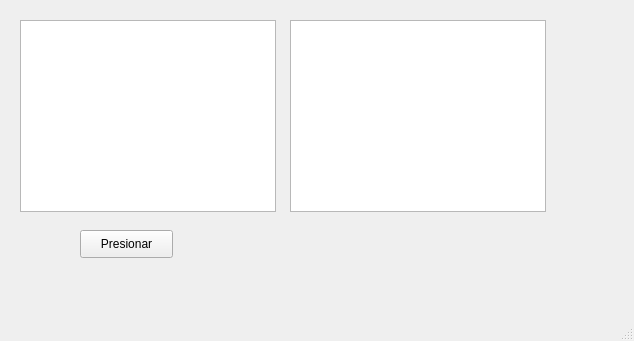
Old version of the form simulador/test1.ui in the repository Karedu/Simulador-de-planificador-de-procesos.
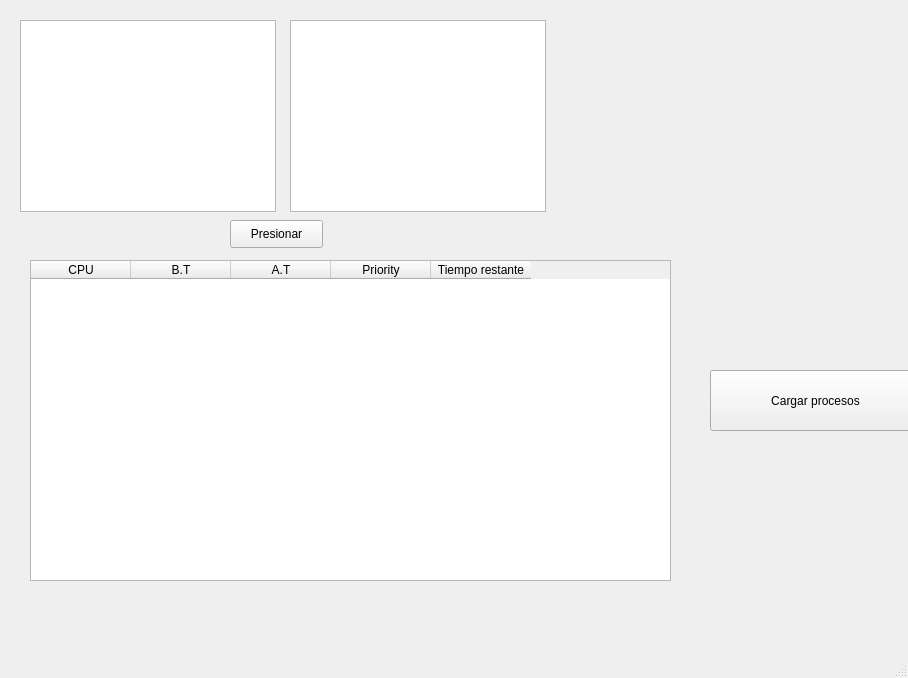
New version of the form.

Commit message: QTableWidgetItem load correctly

What changed in the file:
```diff
--- a/simulador/test1.ui
+++ b/simulador/test1.ui
@@ -6,8 +6,8 @@
    <rect>
     <x>0</x>
     <y>0</y>
-    <width>634</width>
-    <height>341</height>
+    <width>908</width>
+    <height>678</height>
    </rect>
   </property>
   <property name="windowTitle">
@@ -17,8 +17,8 @@
    <widget class="QPushButton" name="Button1">
     <property name="geometry">
      <rect>
-      <x>80</x>
-      <y>230</y>
+      <x>230</x>
+      <y>220</y>
       <width>93</width>
       <height>28</height>
      </rect>
@@ -47,6 +47,54 @@
      </rect>
     </property>
    </widget>
+   <widget class="QTableWidget" name="processTable">
+    <property name="geometry">
+     <rect>
+      <x>30</x>
+      <y>260</y>
+      <width>641</width>
+      <height>321</height>
+     </rect>
+    </property>
+    <column>
+     <property name="text">
+      <string>CPU</string>
+     </property>
+    </column>
+    <column>
+     <property name="text">
+      <string>B.T</string>
+     </property>
+    </column>
+    <column>
+     <property name="text">
+      <string>A.T</string>
+     </property>
+    </column>
+    <column>
+     <property name="text">
+      <string>Priority</string>
+     </property>
+    </column>
+    <column>
+     <property name="text">
+      <string>Tiempo restante</string>
+     </property>
+    </column>
+   </widget>
+   <widget class="QPushButton" name="ButtonLoadProcess">
+    <property name="geometry">
+     <rect>
+      <x>710</x>
+      <y>370</y>
+      <width>211</width>
+      <height>61</height>
+     </rect>
+    </property>
+    <property name="text">
+     <string>Cargar procesos</string>
+    </property>
+   </widget>
   </widget>
   <widget class="QMenuBar" name="menubar">
    <property name="geometry">
```
Left out of the diff: 4 changed lines with no effect on the pictures. The commit also changes 3 other files.
